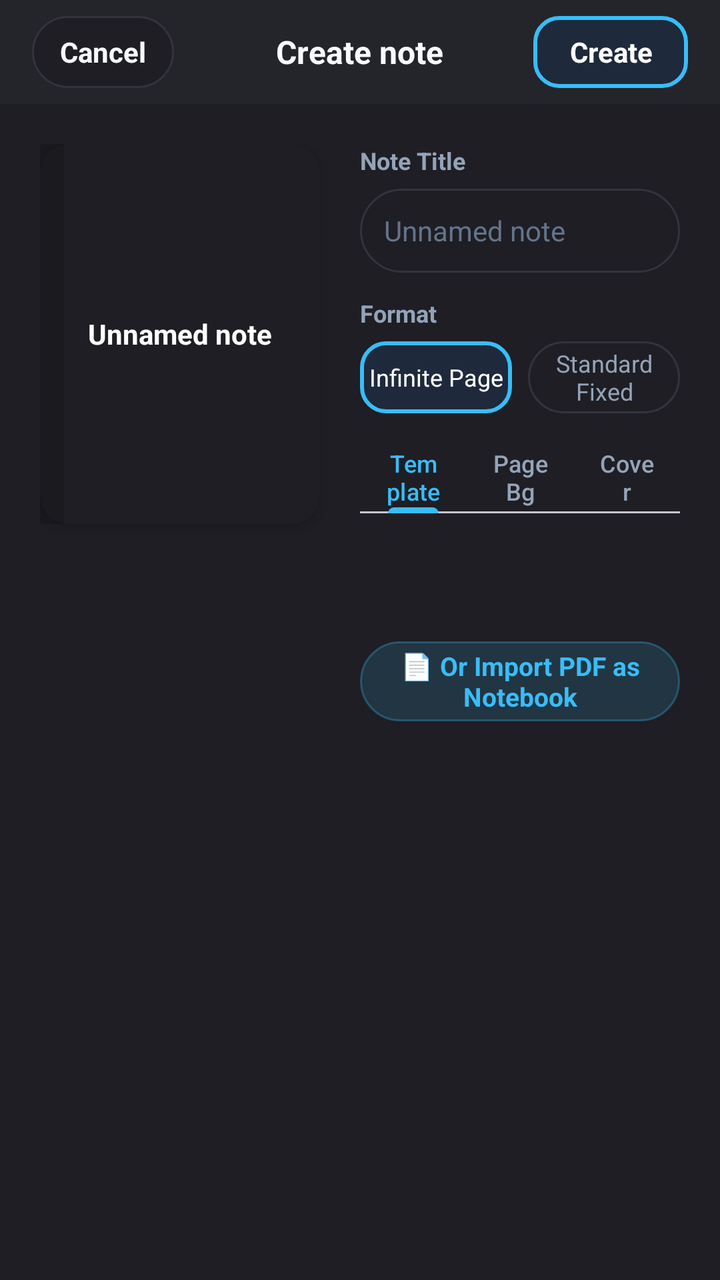
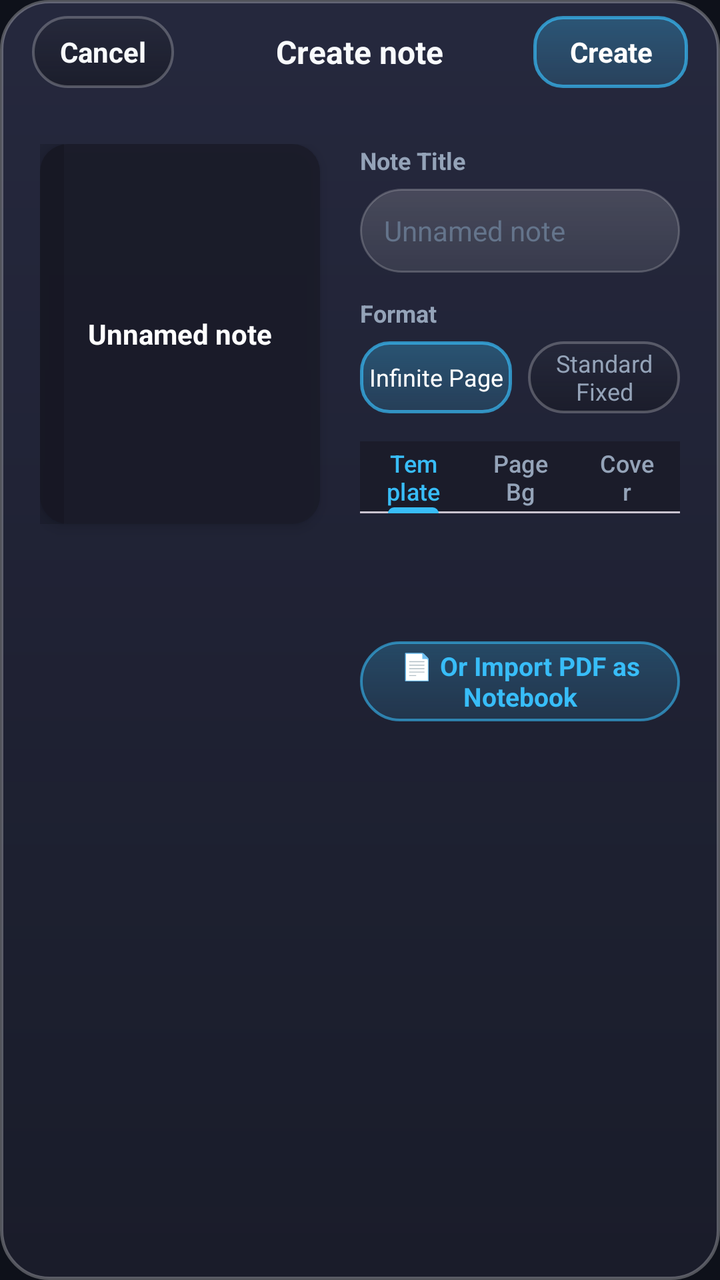

Compare the two renders of this Android layout. The source of the first and the diff that turns it into the second are given below.
<!-- AndroidManifest.xml: application theme Theme.OpenNotes -->
<!-- res/layout/dialog_create_notebook.xml -->
<?xml version="1.0" encoding="utf-8"?>
<LinearLayout xmlns:android="http://schemas.android.com/apk/res/android"
    xmlns:app="http://schemas.android.com/apk/res-auto"
    android:layout_width="match_parent"
    android:layout_height="wrap_content"
    android:orientation="vertical"
    android:background="@color/surface">

    
    <RelativeLayout
        android:layout_width="match_parent"
        android:layout_height="52dp"
        android:paddingHorizontal="16dp"
        android:background="@color/surface_elevated">

        <TextView
            android:id="@+id/btnCancelCreate"
            android:layout_width="wrap_content"
            android:layout_height="36dp"
            android:layout_alignParentStart="true"
            android:layout_centerVertical="true"
            android:gravity="center"
            android:paddingHorizontal="14dp"
            android:text="Cancel"
            android:textColor="@color/text_primary"
            android:textSize="14sp"
            android:textStyle="bold"
            android:background="@drawable/bg_floating_pill" />

        <TextView
            android:layout_width="wrap_content"
            android:layout_height="wrap_content"
            android:layout_centerInParent="true"
            android:text="Create note"
            android:textColor="@color/text_primary"
            android:textSize="16sp"
            android:textStyle="bold" />

        <TextView
            android:id="@+id/btnConfirmCreate"
            android:layout_width="wrap_content"
            android:layout_height="36dp"
            android:layout_alignParentEnd="true"
            android:layout_centerVertical="true"
            android:gravity="center"
            android:paddingHorizontal="18dp"
            android:text="Create"
            android:textColor="#FFFFFF"
            android:textSize="14sp"
            android:textStyle="bold"
            android:background="@drawable/bg_tool_button_active" />
    </RelativeLayout>

    <LinearLayout
        android:layout_width="match_parent"
        android:layout_height="wrap_content"
        android:orientation="horizontal"
        android:padding="20dp">

        
        <FrameLayout
            android:id="@+id/previewCoverBox"
            android:layout_width="140dp"
            android:layout_height="190dp"
            android:background="@drawable/bg_notebook_cover"
            android:elevation="4dp">

            <View
                android:layout_width="12dp"
                android:layout_height="match_parent"
                android:background="#22000000" />

            <TextView
                android:id="@+id/textPreviewTitle"
                android:layout_width="wrap_content"
                android:layout_height="wrap_content"
                android:layout_gravity="center"
                android:padding="12dp"
                android:gravity="center"
                android:text="Unnamed note"
                android:textColor="#FFFFFF"
                android:textSize="14sp"
                android:textStyle="bold" />
        </FrameLayout>

        
        <LinearLayout
            android:layout_width="0dp"
            android:layout_height="wrap_content"
            android:layout_weight="1"
            android:layout_marginStart="20dp"
            android:orientation="vertical">

            
            <TextView
                android:layout_width="wrap_content"
                android:layout_height="wrap_content"
                android:text="Note Title"
                android:textColor="@color/text_secondary"
                android:textSize="12sp"
                android:textStyle="bold" />

            <EditText
                android:id="@+id/editNotebookTitle"
                android:layout_width="match_parent"
                android:layout_height="42dp"
                android:layout_marginTop="6dp"
                android:background="@drawable/bg_search_bar"
                android:hint="Unnamed note"
                android:paddingHorizontal="12dp"
                android:textColor="@color/text_primary"
                android:textColorHint="@color/text_hint"
                android:textSize="14sp"
                android:selectAllOnFocus="true"
                android:inputType="textCapWords" />

            
            <TextView
                android:layout_width="wrap_content"
                android:layout_height="wrap_content"
                android:text="Format"
                android:textColor="@color/text_secondary"
                android:textSize="12sp"
                android:textStyle="bold"
                android:layout_marginTop="12dp" />

            <LinearLayout
                android:layout_width="match_parent"
                android:layout_height="36dp"
                android:layout_marginTop="6dp"
                android:orientation="horizontal">

                <TextView
                    android:id="@+id/btnFormatInfinite"
                    android:layout_width="0dp"
                    android:layout_height="match_parent"
                    android:layout_weight="1"
                    android:gravity="center"
                    android:text="Infinite Page"
                    android:textColor="#FFFFFF"
                    android:textSize="12sp"
                    android:background="@drawable/bg_tool_button_active" />

                <TextView
                    android:id="@+id/btnFormatStandard"
                    android:layout_width="0dp"
                    android:layout_height="match_parent"
                    android:layout_weight="1"
                    android:layout_marginStart="8dp"
                    android:gravity="center"
                    android:text="Standard Fixed"
                    android:textColor="@color/text_secondary"
                    android:textSize="12sp"
                    android:background="@drawable/bg_floating_pill" />
            </LinearLayout>

            
            <com.google.android.material.tabs.TabLayout
                android:id="@+id/tabLayoutCreate"
                android:layout_width="match_parent"
                android:layout_height="36dp"
                android:layout_marginTop="14dp"
                app:tabIndicatorColor="@color/accent"
                app:tabSelectedTextColor="@color/accent"
                app:tabTextColor="@color/text_secondary"
                app:tabMode="fixed"
                app:tabGravity="fill">

                <com.google.android.material.tabs.TabItem
                    android:layout_width="wrap_content"
                    android:layout_height="wrap_content"
                    android:text="Template" />

                <com.google.android.material.tabs.TabItem
                    android:layout_width="wrap_content"
                    android:layout_height="wrap_content"
                    android:text="Page Bg" />

                <com.google.android.material.tabs.TabItem
                    android:layout_width="wrap_content"
                    android:layout_height="wrap_content"
                    android:text="Cover" />
            </com.google.android.material.tabs.TabLayout>

            <FrameLayout
                android:layout_width="match_parent"
                android:layout_height="wrap_content"
                android:layout_marginTop="10dp">

                
                <HorizontalScrollView
                    android:id="@+id/containerTemplateChoices"
                    android:layout_width="match_parent"
                    android:layout_height="wrap_content"
                    android:scrollbars="none">

                    <LinearLayout
                        android:id="@+id/layoutTemplateButtons"
                        android:layout_width="wrap_content"
                        android:layout_height="38dp"
                        android:orientation="horizontal"
                        android:gravity="center_vertical" />
                </HorizontalScrollView>

                
                <HorizontalScrollView
                    android:id="@+id/containerPageBgChoices"
                    android:layout_width="match_parent"
                    android:layout_height="wrap_content"
                    android:scrollbars="none"
                    android:visibility="gone">

                    <LinearLayout
                        android:id="@+id/layoutPageBgButtons"
                        android:layout_width="wrap_content"
                        android:layout_height="38dp"
                        android:orientation="horizontal"
                        android:gravity="center_vertical" />
                </HorizontalScrollView>

                
                <HorizontalScrollView
                    android:id="@+id/containerColorChoices"
                    android:layout_width="match_parent"
                    android:layout_height="wrap_content"
                    android:scrollbars="none"
                    android:visibility="gone">

                    <LinearLayout
                        android:id="@+id/layoutColorButtons"
                        android:layout_width="wrap_content"
                        android:layout_height="38dp"
                        android:orientation="horizontal"
                        android:gravity="center_vertical" />
                </HorizontalScrollView>
            </FrameLayout>

            
            <TextView
                android:id="@+id/btnImportPdfInDialog"
                android:layout_width="match_parent"
                android:layout_height="40dp"
                android:layout_marginTop="16dp"
                android:gravity="center"
                android:background="@drawable/bg_pill_accent"
                android:text="📄 Or Import PDF as Notebook"
                android:textColor="@color/accent"
                android:textSize="13sp"
                android:textStyle="bold" />

        </LinearLayout>
    </LinearLayout>

</LinearLayout>
<!-- resources referenced by this layout -->
<resources>
  <color name="accent">#38BDF8</color>
  <color name="surface">#1E1E24</color>
  <color name="surface_elevated">#24242B</color>
  <color name="text_hint">#64748B</color>
  <color name="text_primary">#F8FAFC</color>
  <color name="text_secondary">#94A3B8</color>
  <!-- drawable bg_floating_pill (drawable) -->
  <?xml version="1.0" encoding="utf-8"?>
  <shape xmlns:android="http://schemas.android.com/apk/res/android"
      android:shape="rectangle">
      <corners android:radius="24dp" />
      <solid android:color="@color/surface" />
      <stroke
          android:width="1dp"
          android:color="@color/divider" />
  </shape>
  <!-- drawable bg_notebook_cover (drawable) -->
  <?xml version="1.0" encoding="utf-8"?>
  <shape xmlns:android="http://schemas.android.com/apk/res/android"
      android:shape="rectangle">
      <corners android:radius="14dp" />
      <solid android:color="@color/surface" />
  </shape>
  <!-- drawable bg_pill_accent (drawable) -->
  <?xml version="1.0" encoding="utf-8"?>
  <shape xmlns:android="http://schemas.android.com/apk/res/android"
      android:shape="rectangle">
      <corners android:radius="22dp" />
      <solid android:color="#2438BDF8" />
      <stroke android:width="1dp" android:color="#4D38BDF8" />
  </shape>
  <!-- drawable bg_search_bar (drawable) -->
  <?xml version="1.0" encoding="utf-8"?>
  <shape xmlns:android="http://schemas.android.com/apk/res/android"
      android:shape="rectangle">
      <corners android:radius="24dp" />
      <solid android:color="@color/surface" />
      <stroke android:width="1dp" android:color="@color/divider" />
  </shape>
  <!-- drawable bg_tool_button_active (drawable) -->
  <?xml version="1.0" encoding="utf-8"?>
  <shape xmlns:android="http://schemas.android.com/apk/res/android"
      android:shape="rectangle">
      <corners android:radius="12dp" />
      <solid android:color="@color/accent_light" />
      <stroke android:width="2dp" android:color="@color/accent" />
  </shape>
  <color name="divider">#33333E</color>
  <color name="accent_light">#1E293B</color>
  <color name="accent_blue">#3B82F6</color>
  <color name="surface_variant">#2A2A32</color>
  <color name="window_background">#121214</color>
  <color name="surface_card">#24242B</color>
  <style name="Widget.OpenNotes.DialogButton.Positive" parent="Widget.Material3.Button.TextButton.Dialog">
          <item name="android:textColor">@color/accent</item>
          <item name="android:textStyle">bold</item>
          <item name="android:textSize">14sp</item>
          <item name="android:textAllCaps">false</item>
      </style>
  <style name="Widget.OpenNotes.DialogButton.Neutral" parent="Widget.Material3.Button.TextButton.Dialog">
          <item name="android:textColor">@color/text_secondary</item>
          <item name="android:textSize">14sp</item>
          <item name="android:textAllCaps">false</item>
      </style>
  <!-- unchanged entries left out for length: 3 -->
</resources>

<!-- the commit's change to res/layout/dialog_create_notebook.xml (unified diff, before → after) -->
@@ -4,14 +4,14 @@
     android:layout_width="match_parent"
     android:layout_height="wrap_content"
     android:orientation="vertical"
-    android:background="@color/surface">
+    android:background="@drawable/shape_dialog_bg">
 
     
     <RelativeLayout
         android:layout_width="match_parent"
         android:layout_height="52dp"
         android:paddingHorizontal="16dp"
-        android:background="@color/surface_elevated">
+        android:background="@android:color/transparent">
 
         <TextView
             android:id="@+id/btnCancelCreate"
<!-- resource entries referenced after the edit -->
@@ -1,21 +1,28 @@
 <!-- resources referenced by this layout -->
 <resources>
   <color name="accent">#38BDF8</color>
-  <color name="surface">#1E1E24</color>
-  <color name="surface_elevated">#24242B</color>
+  <color name="surface">#D91A1C28</color>
   <color name="text_hint">#64748B</color>
   <color name="text_primary">#F8FAFC</color>
   <color name="text_secondary">#94A3B8</color>
   <!-- drawable bg_floating_pill (drawable) -->
   <?xml version="1.0" encoding="utf-8"?>
-  <shape xmlns:android="http://schemas.android.com/apk/res/android"
-      android:shape="rectangle">
-      <corners android:radius="24dp" />
-      <solid android:color="@color/surface" />
-      <stroke
-          android:width="1dp"
-          android:color="@color/divider" />
-  </shape>
+  <layer-list xmlns:android="http://schemas.android.com/apk/res/android">
+      
+      <item>
+          <shape android:shape="rectangle">
+              <corners android:radius="24dp" />
+              <gradient
+                  android:angle="270"
+                  android:startColor="#E625283A"
+                  android:endColor="#D4191B28"
+                  android:type="linear" />
+              <stroke
+                  android:width="1.2dp"
+                  android:color="#3DFFFFFF" />
+          </shape>
+      </item>
+  </layer-list>
   <!-- drawable bg_notebook_cover (drawable) -->
   <?xml version="1.0" encoding="utf-8"?>
   <shape xmlns:android="http://schemas.android.com/apk/res/android"
@@ -28,31 +35,64 @@
   <shape xmlns:android="http://schemas.android.com/apk/res/android"
       android:shape="rectangle">
       <corners android:radius="22dp" />
-      <solid android:color="#2438BDF8" />
-      <stroke android:width="1dp" android:color="#4D38BDF8" />
+      <gradient
+          android:angle="270"
+          android:startColor="#4038BDF8"
+          android:endColor="#2038BDF8"
+          android:type="linear" />
+      <stroke android:width="1.2dp" android:color="#9938BDF8" />
   </shape>
   <!-- drawable bg_search_bar (drawable) -->
   <?xml version="1.0" encoding="utf-8"?>
   <shape xmlns:android="http://schemas.android.com/apk/res/android"
       android:shape="rectangle">
       <corners android:radius="24dp" />
-      <solid android:color="@color/surface" />
-      <stroke android:width="1dp" android:color="@color/divider" />
+      <gradient
+          android:angle="270"
+          android:startColor="#29FFFFFF"
+          android:endColor="#18FFFFFF"
+          android:type="linear" />
+      <stroke
+          android:width="1dp"
+          android:color="#33FFFFFF" />
   </shape>
   <!-- drawable bg_tool_button_active (drawable) -->
   <?xml version="1.0" encoding="utf-8"?>
   <shape xmlns:android="http://schemas.android.com/apk/res/android"
       android:shape="rectangle">
-      <corners android:radius="12dp" />
-      <solid android:color="@color/accent_light" />
-      <stroke android:width="2dp" android:color="@color/accent" />
+      <corners android:radius="14dp" />
+      <gradient
+          android:angle="270"
+          android:startColor="#4D38BDF8"
+          android:endColor="#2B38BDF8"
+          android:type="linear" />
+      <stroke
+          android:width="1.5dp"
+          android:color="#B338BDF8" />
   </shape>
-  <color name="divider">#33333E</color>
+  <!-- drawable shape_dialog_bg (drawable) -->
+  <?xml version="1.0" encoding="utf-8"?>
+  <layer-list xmlns:android="http://schemas.android.com/apk/res/android">
+      <item>
+          <shape android:shape="rectangle">
+              <corners android:radius="24dp" />
+              <gradient
+                  android:angle="270"
+                  android:startColor="#F526293E"
+                  android:endColor="#EC1A1C2B"
+                  android:type="linear" />
+              <stroke
+                  android:width="1.5dp"
+                  android:color="#48FFFFFF" />
+          </shape>
+      </item>
+  </layer-list>
+  <color name="divider">#33FFFFFF</color>
   <color name="accent_light">#1E293B</color>
   <color name="accent_blue">#3B82F6</color>
-  <color name="surface_variant">#2A2A32</color>
-  <color name="window_background">#121214</color>
-  <color name="surface_card">#24242B</color>
+  <color name="surface_variant">#80181A26</color>
+  <color name="window_background">#0E111A</color>
+  <color name="surface_card">#E6202232</color>
   <style name="Widget.OpenNotes.DialogButton.Positive" parent="Widget.Material3.Button.TextButton.Dialog">
           <item name="android:textColor">@color/accent</item>
           <item name="android:textStyle">bold</item>
